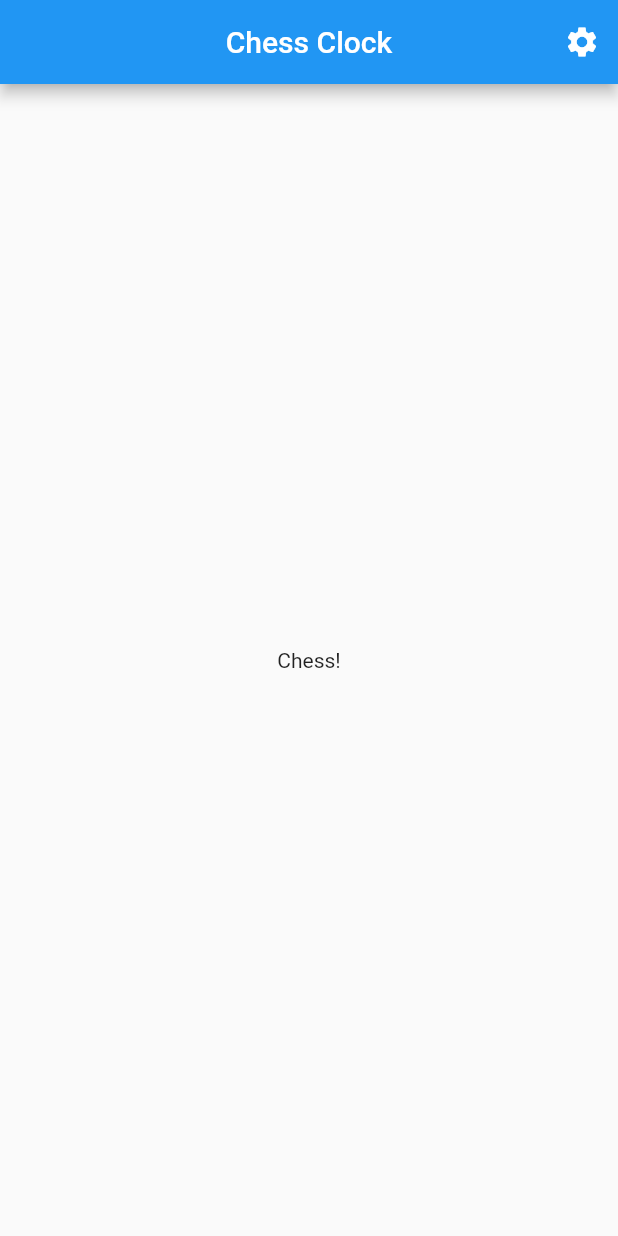
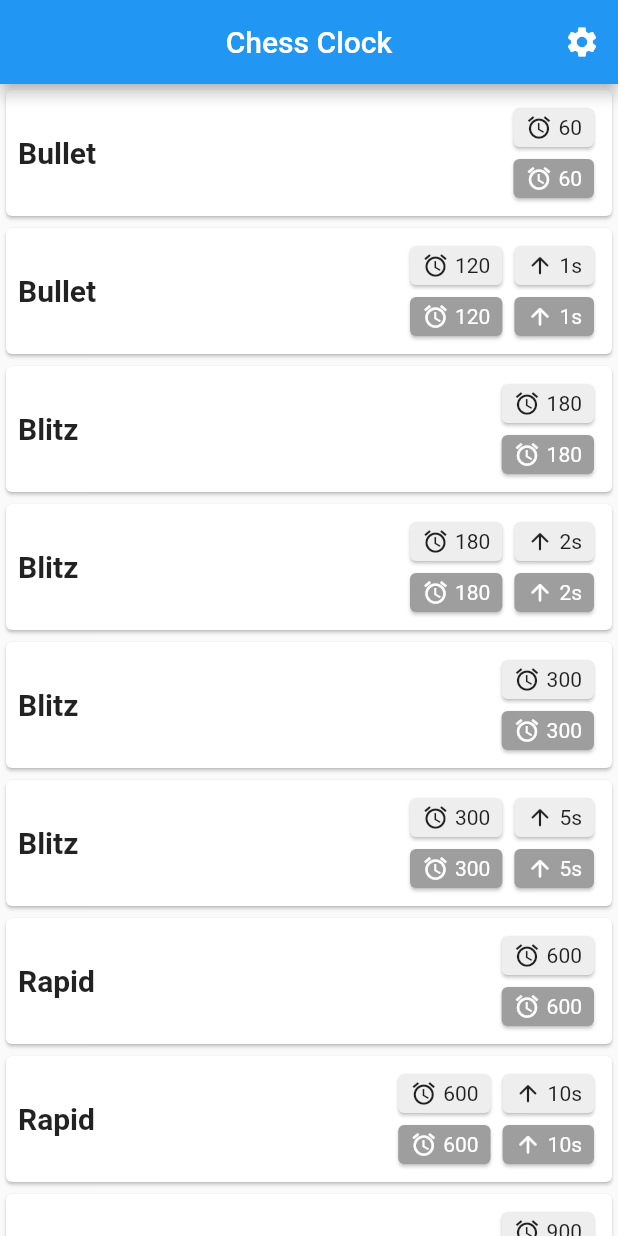
Before and after one commit to nikolajjsj/chess-clock, a Flutter app: the screen it shows after launch, on a phone screen of 412 x 824 dp. Run offline on Flutter 3.47's test engine with Material 2 defaults, Android fonts, the phone set to English and light mode, and no system bars.

Commit message:
Basic implementation of chess clock functionality with delay + incrementing

```diff
--- /dev/null
+++ b/lib/misc/default/default_clocks.dart
@@ -0,0 +1,60 @@
+import 'package:chessclock/misc/models/clock_model.dart';
+import 'package:chessclock/misc/models/timer_model.dart';
+
+final List<ChessClock> predefinedClocks = <ChessClock>[
+  ChessClock(
+    name: 'Bullet',
+    white: ChessTimer(time: 60),
+    black: ChessTimer(time: 60),
+  ),
+  ChessClock(
+    name: 'Bullet',
+    white: ChessTimer(time: 120, increment: 1),
+    black: ChessTimer(time: 120, increment: 1),
+  ),
+  ChessClock(
+    name: 'Blitz',
+    white: ChessTimer(time: 180),
+    black: ChessTimer(time: 180),
+  ),
+  ChessClock(
+    name: 'Blitz',
+    white: ChessTimer(time: 180, increment: 2),
+    black: ChessTimer(time: 180, increment: 2),
+  ),
+  ChessClock(
+    name: 'Blitz',
+    white: ChessTimer(time: 300),
+    black: ChessTimer(time: 300),
+  ),
+  ChessClock(
+    name: 'Blitz',
+    white: ChessTimer(time: 300, increment: 5),
+    black: ChessTimer(time: 300, increment: 5),
+  ),
+  ChessClock(
+    name: 'Rapid',
+    white: ChessTimer(time: 600),
+    black: ChessTimer(time: 600),
+  ),
+  ChessClock(
+    name: 'Rapid',
+    white: ChessTimer(time: 600, increment: 10),
+    black: ChessTimer(time: 600, increment: 10),
+  ),
+  ChessClock(
+    name: 'Classical',
+    white: ChessTimer(time: 900),
+    black: ChessTimer(time: 900),
+  ),
+  ChessClock(
+    name: 'Classical',
+    white: ChessTimer(time: 900, increment: 15),
+    black: ChessTimer(time: 900, increment: 15),
+  ),
+  ChessClock(
+    name: 'Test',
+    white: ChessTimer(time: 300, increment: 3, delay: 3),
+    black: ChessTimer(time: 300, increment: 3, delay: 3),
+  ),
+];
--- /dev/null
+++ b/lib/misc/models/clock_model.dart
@@ -0,0 +1,25 @@
+import 'package:chessclock/misc/models/timer_model.dart';
+import 'package:flutter/material.dart';
+
+class ChessClock {
+  final String name;
+  final ChessTimer white;
+  final ChessTimer black;
+
+  const ChessClock({
+    @required this.name,
+    @required this.white,
+    @required this.black,
+  });
+
+  ChessClock.fromJson(Map<String, dynamic> json)
+      : name = json['name'],
+        white = ChessTimer.fromJson(json['white']),
+        black = ChessTimer.fromJson(json['black']);
+
+  Map<String, dynamic> toJson() => {
+        'name': name,
+        'white': white,
+        'black': black,
+      };
+}
--- /dev/null
+++ b/lib/misc/models/player_enum.dart
@@ -0,0 +1,4 @@
+enum CurrentPlayer {
+  White,
+  Black,
+}
--- /dev/null
+++ b/lib/misc/models/timer_model.dart
@@ -0,0 +1,24 @@
+import 'package:flutter/material.dart';
+
+class ChessTimer {
+  final double time;
+  final int delay;
+  final int increment;
+
+  const ChessTimer({
+    @required this.time,
+    this.delay,
+    this.increment,
+  });
+
+  ChessTimer.fromJson(Map<String, dynamic> json)
+      : time = double.parse(json['time']),
+        delay = int.parse(json['delay']),
+        increment = int.parse(json['increment']);
+
+  Map<String, dynamic> toJson() => {
+        'time': time,
+        'delay': delay,
+        'increment': increment,
+      };
+}
--- a/lib/screens/home_screen.dart
+++ b/lib/screens/home_screen.dart
@@ -1,4 +1,8 @@
+import 'package:chessclock/misc/default/default_clocks.dart';
+import 'package:chessclock/misc/models/clock_model.dart';
+import 'package:chessclock/screens/clock/clock_screen.dart';
 import 'package:chessclock/screens/settings/settings_screen.dart';
+import 'package:chessclock/widgets/detail_card.dart';
 import 'package:flutter/material.dart';
 
 class HomeScreen extends StatelessWidget {
@@ -15,7 +19,80 @@ class HomeScreen extends StatelessWidget {
           )
         ],
       ),
-      body: Center(child: Text('Chess!')),
+      body: ListView.builder(
+        itemCount: predefinedClocks.length,
+        itemBuilder: (context, index) {
+          return ClockCard(chessClock: predefinedClocks[index]);
+        },
+      ),
     );
   }
 }
+
+class ClockCard extends StatelessWidget {
+  final ChessClock chessClock;
+
+  const ClockCard({Key key, @required this.chessClock}) : super(key: key);
+
+  @override
+  Widget build(BuildContext context) {
+    return Card(
+      child: InkWell(
+        onTap: () => Navigator.of(context).push(ClockScreen.route(chessClock)),
+        child: Padding(
+          padding: const EdgeInsets.all(8.0),
+          child: Row(
+            children: [
+              Text(
+                chessClock.name,
+                style: TextStyle(fontSize: 20.0, fontWeight: FontWeight.w600),
+              ),
+              const Spacer(),
+              Column(
+                children: [
+                  DetailCard(
+                    iconData: Icons.alarm,
+                    detail: chessClock.white.time.toStringAsFixed(0),
+                  ),
+                  DetailCard(
+                    backgroundColor: Colors.grey[500],
+                    iconData: Icons.alarm,
+                    detail: chessClock.black.time.toStringAsFixed(0),
+                  ),
+                ],
+              ),
+              if (chessClock.white.increment != null)
+                Column(
+                  children: [
+                    DetailCard(
+                      iconData: Icons.arrow_upward_rounded,
+                      detail: chessClock.white.increment.toStringAsFixed(0),
+                    ),
+                    DetailCard(
+                      backgroundColor: Colors.grey[500],
+                      iconData: Icons.arrow_upward_rounded,
+                      detail: chessClock.black.increment.toStringAsFixed(0),
+                    ),
+                  ],
+                ),
+              if (chessClock.white.delay != null)
+                Column(
+                  children: [
+                    DetailCard(
+                      iconData: Icons.timer_rounded,
+                      detail: chessClock.white.delay.toStringAsFixed(0),
+                    ),
+                    DetailCard(
+                      backgroundColor: Colors.grey[500],
+                      iconData: Icons.timer_rounded,
+                      detail: chessClock.black.delay.toStringAsFixed(0),
+                    ),
+                  ],
+                ),
+            ],
+          ),
+        ),
+      ),
+    );
+  }
+}
--- /dev/null
+++ b/lib/widgets/detail_card.dart
@@ -0,0 +1,45 @@
+import 'package:chessclock/misc/utils/color_utils.dart';
+import 'package:flutter/material.dart';
+
+class DetailCard extends StatelessWidget {
+  final String detail;
+  final IconData iconData;
+  final Color backgroundColor;
+
+  const DetailCard({
+    Key key,
+    @required this.detail,
+    @required this.iconData,
+    this.backgroundColor,
+  }) : super(key: key);
+
+  @override
+  Widget build(BuildContext context) {
+    return Card(
+      color: backgroundColor ?? Colors.grey[200],
+      child: Padding(
+        padding: const EdgeInsets.symmetric(horizontal: 8.0, vertical: 4.0),
+        child: Row(
+          children: [
+            Icon(
+              iconData,
+              size: 18.0,
+              color: backgroundColor != null
+                  ? getContrastColor(backgroundColor)
+                  : null,
+            ),
+            const SizedBox(width: 4.0),
+            Text(
+              detail + (double.parse(detail) >= 60 ? '' : 's'),
+              style: TextStyle(
+                color: backgroundColor != null
+                    ? getContrastColor(backgroundColor)
+                    : null,
+              ),
+            ),
+          ],
+        ),
+      ),
+    );
+  }
+}
```
Also changed, not shown: lib/misc/utils/color_utils.dart (added, +26 -0 lines), lib/misc/utils/time_utils.dart (added, +14 -0 lines), lib/screens/clock/clock_screen.dart (added, +295 -0 lines).
